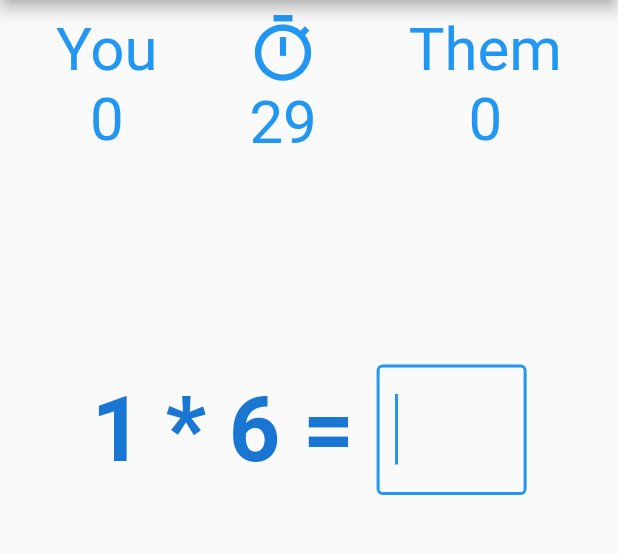
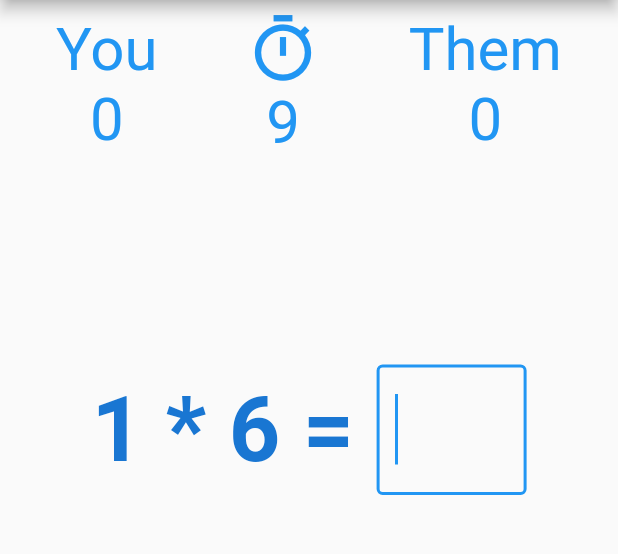
Before and after one commit to KhounborineII/MathDash, a Flutter app: the GamePage screen opened by its route, on a phone screen of 412 x 824 dp, the part 84-638 px from its top. Run offline on Flutter 3.47's test engine with Material 2 defaults, Android fonts, the phone set to English and light mode, and no system bars.

Commit message:
Fixed navigation from Game to Results
Navigation from Game to Results works properly; Removed "swipe to pop" functionality from Game page; Reduced timer amount from 30 seconds to 10 for easier testing

```diff
--- a/lib/game_screen.dart
+++ b/lib/game_screen.dart
@@ -17,7 +17,6 @@ class _GamePageState extends State<GamePage> {
   // TODO: initialize these values in a constructor or initState call
   int thisPlayerScore = 0;
   int otherPlayerScore = 0;
-  bool isGameOver = false;
 
   late int timeLeft;
   late String currentQuestion;
@@ -30,9 +29,15 @@ class _GamePageState extends State<GamePage> {
   @override
   void initState() {
     super.initState();
-    timeLeft = 30;
+    timeLeft = 10;
     timer = Timer.periodic(const Duration(seconds: 1), countdown);
     nextQuestion();
+  }
+
+  @override
+  void dispose() {
+    super.dispose();
+    timer.cancel();
   }
 
   void nextQuestion() {
@@ -60,7 +65,12 @@ class _GamePageState extends State<GamePage> {
     } else {
       // an end message would be sent here
       setState(() {
-        isGameOver = true;
+        Navigator.push(
+          context,
+          MaterialPageRoute(
+            builder: (context) => const GameOverPage(),
+          ),
+        );
       });
       t.cancel();
     }
@@ -72,16 +82,9 @@ class _GamePageState extends State<GamePage> {
     Color defaultBlue = Theme.of(context).primaryColor;
     Color darkBlue = Theme.of(context).primaryColorDark;
 
-    if (isGameOver) {
-      Navigator.push(
-        context,
-        MaterialPageRoute(
-          builder: (context) => const GameOverPage(),
-        ),
-      );
-    }
-
-    return Scaffold(
+    return WillPopScope(
+      onWillPop:() async => false,
+      child: Scaffold(
         appBar: AppBar(
           title: const Text('Math Dash!'),
           automaticallyImplyLeading: false,
@@ -89,7 +92,7 @@ class _GamePageState extends State<GamePage> {
         ),
         body: Center(
           child: Column(
-          children: <Widget>[
+            children: [
               Padding(
                 padding: const EdgeInsets.all(8),
                 child: Row( // Scoreboard/timer at top of screen
@@ -172,7 +175,7 @@ class _GamePageState extends State<GamePage> {
                     ),
                     SizedBox(
                       width: 100,
-                    child: TextField(
+                      child: TextField( // Input field
                         key: const Key('answerTextField'),
                         autofocus: true,
                         decoration: const InputDecoration(
@@ -196,6 +199,7 @@ class _GamePageState extends State<GamePage> {
             ],
           ),
         ),
+      ),
     );
   }
 }
```
Lines whose indentation alone changed are shown as unchanged.
